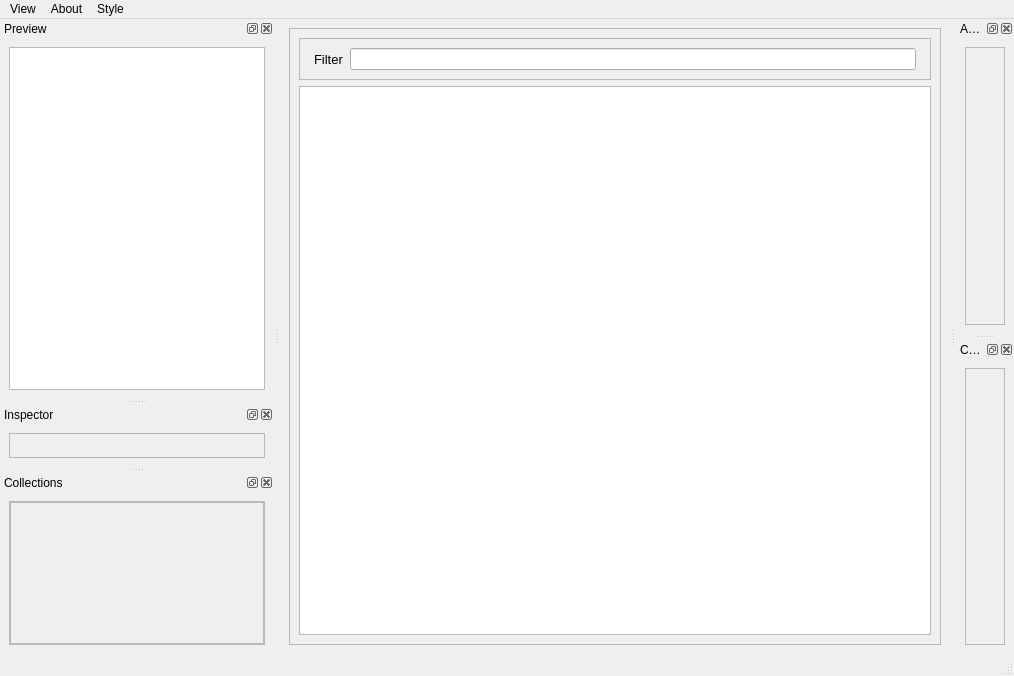
First picture: the form in main.ui, repository compix/MetadataManager, before the edit.
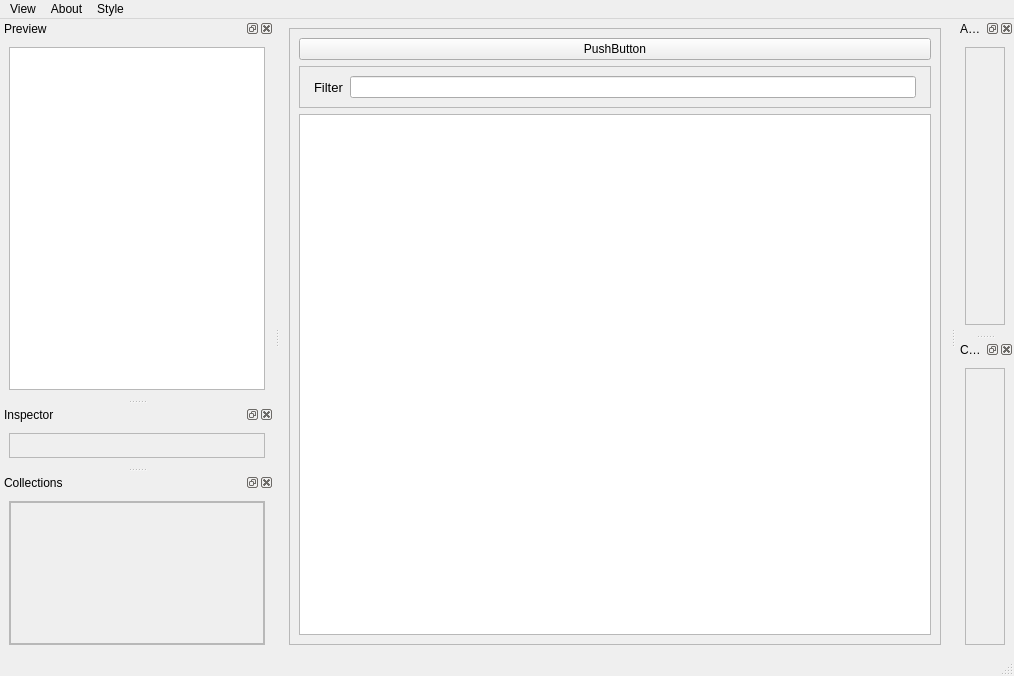
Second picture: the form after the edit.

Commit message: easy qt threading

```diff
--- a/main.ui
+++ b/main.ui
@@ -30,6 +30,13 @@
        <enum>QFrame::Raised</enum>
       </property>
       <layout class="QVBoxLayout" name="verticalLayout">
+       <item>
+        <widget class="QPushButton" name="pushButton">
+         <property name="text">
+          <string>PushButton</string>
+         </property>
+        </widget>
+       </item>
        <item>
         <widget class="QFrame" name="frame">
          <property name="minimumSize">
```
The commit also changes 2 other files.
